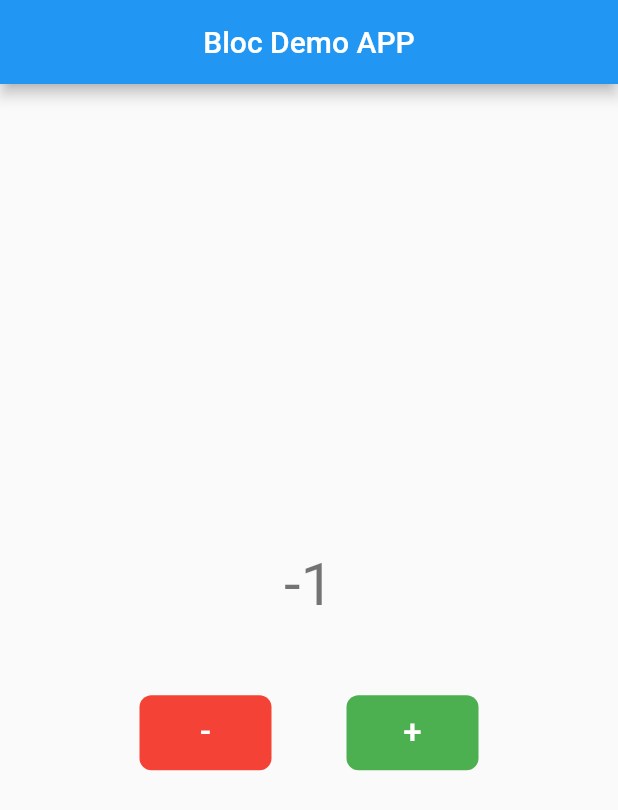
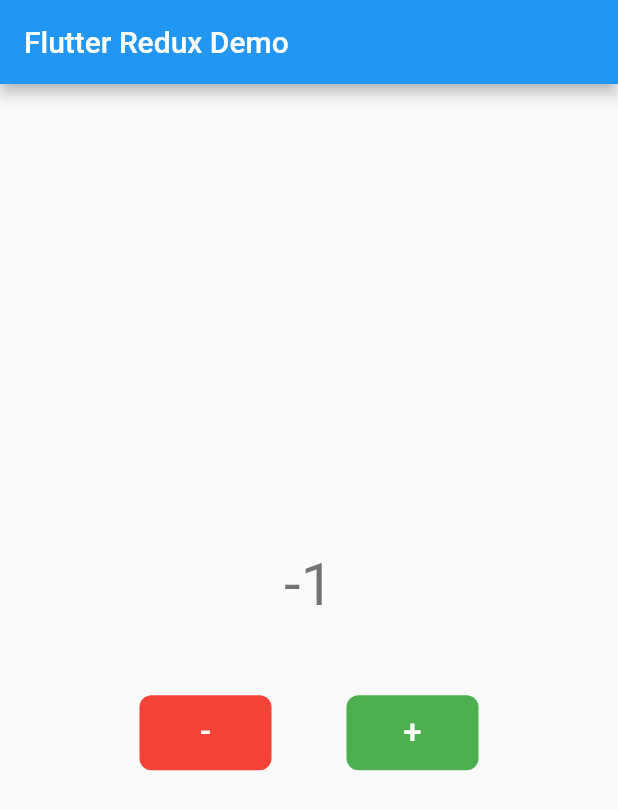
Before and after one commit to kayllanm/counterApp, a Flutter app: the screen it shows after launch, after a tap on an icon or button, on a phone screen of 412 x 824 dp. Shown: the top 810 px of the screen. Run offline on Flutter 3.47's test engine with Material 2 defaults, Android fonts, the phone set to English and light mode, and no system bars; our stand-ins replace auto_route, equatable, flutter_bloc, flutter_redux, redux.

Commit message:
redux counter implementation

```diff
--- a/lib/config/router.dart
+++ b/lib/config/router.dart
@@ -7,6 +7,7 @@ class AppRouter extends $AppRouter {
  @override
  List<AutoRoute> get routes => [
   /// routes go here
-  AutoRoute(page: CounterView.page, initial: true),
+  AutoRoute(page: CounterView.page),
+  AutoRoute(page: CounterRoute.page, initial: true)
   ];
 }
--- a/lib/main.dart
+++ b/lib/main.dart
@@ -1,14 +1,25 @@
 import 'package:counterapp/config/router.dart';
 import 'package:counterapp/pages/bloC/counter_bloc.dart';
+import 'package:counterapp/pages/redux/counter_reducer.dart';
+import 'package:counterapp/pages/redux/counter_state.dart';
 import 'package:flutter/material.dart';
 import 'package:flutter_bloc/flutter_bloc.dart';
+import 'package:flutter_redux/flutter_redux.dart';
+import 'package:redux/redux.dart';
 
 void main() {
-  runApp(MyApp());
+  final store = Store<CounterState>(
+    counterReducer,
+    initialState: const CounterState(),
+  );
+
+  runApp(MyApp(store));
 }
 
 class MyApp extends StatelessWidget {
-  MyApp({super.key});
+  final Store<CounterState> store;
+
+  MyApp(this.store, {super.key});
 
     /// create an instance of `AppRouter`
   final _appRouter = AppRouter();
@@ -16,7 +27,9 @@ class MyApp extends StatelessWidget {
   // This widget is the root of your application.
   @override
   Widget build(BuildContext context) {
-    return BlocProvider<CounterBloc>(
+    return StoreProvider<CounterState>(
+      store: store,
+      child: BlocProvider<CounterBloc>(
       create: (context) => CounterBloc(),
       child: MaterialApp.router(
         title: 'Flutter Demo',
@@ -25,6 +38,7 @@ class MyApp extends StatelessWidget {
         ),
         routerConfig: _appRouter.config(),
       ),
+    ),
     );
   }
 }
--- /dev/null
+++ b/lib/pages/redux/counter_action.dart
@@ -0,0 +1,3 @@
+class IncrementAction {}
+
+class DecrementAction {}
--- /dev/null
+++ b/lib/pages/redux/counter_reducer.dart
@@ -0,0 +1,12 @@
+import 'package:counterapp/pages/redux/counter_action.dart';
+import 'package:counterapp/pages/redux/counter_state.dart';
+
+CounterState counterReducer(CounterState state, dynamic action) {
+  if (action is IncrementAction) {
+    return state.copyWith(count: state.count + 1);
+  } else if (action is DecrementAction) {
+    return state.copyWith(count: state.count - 1);
+  }
+
+  return state;
+}
--- /dev/null
+++ b/lib/pages/redux/counter_screen.dart
@@ -0,0 +1,70 @@
+import 'package:auto_route/auto_route.dart';
+import 'package:counterapp/pages/redux/counter_action.dart';
+import 'package:counterapp/pages/redux/counter_state.dart';
+import 'package:flutter/material.dart';
+import 'package:flutter_redux/flutter_redux.dart';
+
+@RoutePage()
+class CounterScreen extends StatelessWidget {
+  const CounterScreen({super.key});
+
+  @override
+  Widget build(BuildContext context) {
+    return Scaffold(
+      appBar: AppBar(
+        title: const Text('Flutter Redux Demo'),
+      ),
+      body: Center(
+        child: Column(
+          mainAxisAlignment: MainAxisAlignment.center,
+          children: [
+            StoreConnector<CounterState, int>(
+              converter: (store) => store.state.count,
+              builder: (context, count) => Text(
+                count.toString(),
+                style: Theme.of(context).textTheme.headlineLarge,
+              ),
+            ),
+            const SizedBox(
+              height: 50,
+            ),
+            Row(
+              mainAxisAlignment: MainAxisAlignment.center,
+              children: [
+                StoreConnector<CounterState, VoidCallback>(
+                  converter: (store) => () => store.dispatch(DecrementAction()),
+                  builder: (context, callback) => MaterialButton(
+                    color: Colors.red,
+                    elevation: 0.0,
+                    height: 50,
+                    shape: const RoundedRectangleBorder(borderRadius: BorderRadius.all(Radius.circular(8))),
+                    onPressed: callback,
+                    child: const Text(
+                      "-",
+                      style: TextStyle(fontSize: 22, color: Colors.white),
+                    ),
+                  ),
+                ),
+                const SizedBox(width: 50),
+                StoreConnector<CounterState, VoidCallback>(
+                  converter: (store) => () => store.dispatch(IncrementAction()),
+                  builder: (context, callback) => MaterialButton(
+                    color: Colors.green,
+                    elevation: 0.0,
+                    height: 50,
+                    shape: const RoundedRectangleBorder(borderRadius: BorderRadius.all(Radius.circular(8))),
+                    onPressed: callback,
+                    child: const Text(
+                      "+",
+                      style: TextStyle(fontSize: 22, color: Colors.white),
+                    ),
+                  ),
+                ),
+              ],
+            ),
+          ],
+        ),
+      ),
+    );
+  }
+}
--- /dev/null
+++ b/lib/pages/redux/counter_state.dart
@@ -0,0 +1,14 @@
+import 'package:equatable/equatable.dart';
+
+class CounterState extends Equatable {
+  final int count;
+
+  const CounterState({this.count = 0});
+
+  CounterState copyWith({int? count}) {
+    return CounterState(count: count ?? this.count);
+  }
+
+  @override
+  List<Object> get props => [count];
+}
--- a/pubspec.yaml
+++ b/pubspec.yaml
@@ -39,6 +39,10 @@ dependencies:
   auto_route: ^7.8.4
   auto_route_generator: ^7.3.2
   build_runner: ^2.4.6
+  redux: ^5.0.0
+  flutter_redux: ^0.10.0
+  redux_thunk: ^0.4.0
+  equatable: ^2.0.5
 
 dev_dependencies:
   flutter_test:
```
Also changed, not shown: lib/config/app_state.dart (added, +7 -0 lines), lib/pages/redux/counter_redux.dart (deleted, +0 -181 lines), lib/config/router.gr.dart, pubspec.lock, 1 other file.
